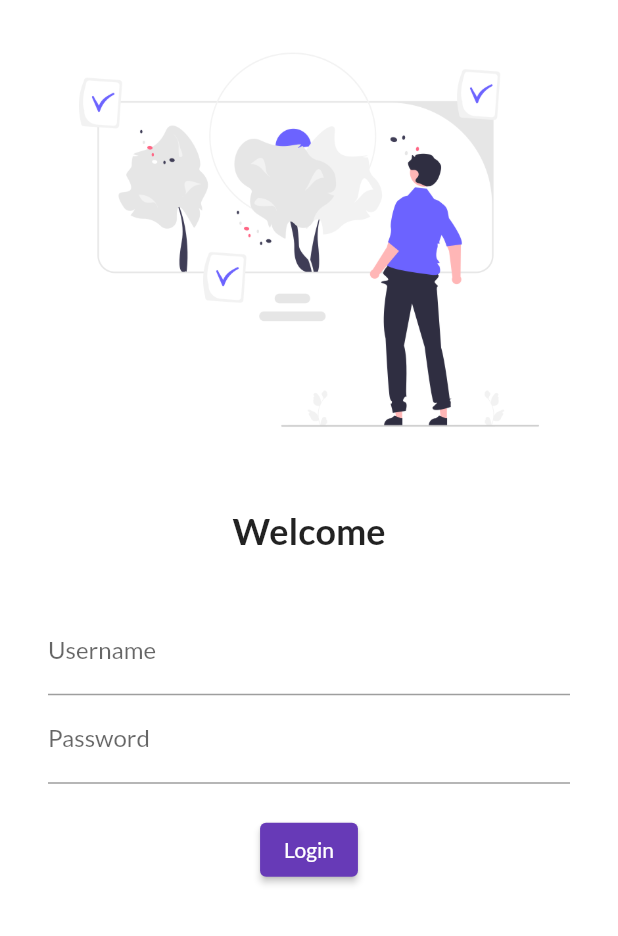
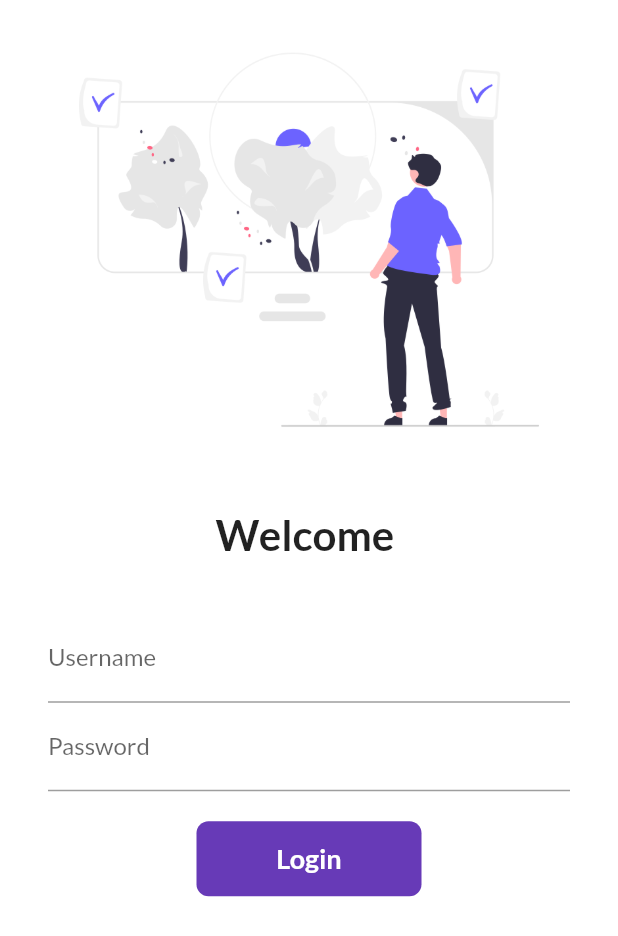
Before and after one commit to NeerajSinghNk/30-Days-of-flutter, a Flutter app: the screen it shows after launch, on a phone screen of 412 x 824 dp. Shown: the top 936 px of the screen. Run offline on Flutter 3.47's test engine with Material 2 defaults, Android fonts, the phone set to English and light mode, and no system bars; our stand-ins replace google_fonts.

Commit message:
Day 5 completed

```diff
--- a/lib/main.dart
+++ b/lib/main.dart
@@ -1,5 +1,6 @@
 import 'package:flutter/material.dart';
 import 'package:flutter_catalog/pages/login_page.dart';
+import 'package:flutter_catalog/utils/routes.dart';
 import 'pages/home_page.dart';
 import 'package:google_fonts/google_fonts.dart';
 
@@ -19,8 +20,8 @@ class MyApp extends StatelessWidget {
       // initialRoute: "/home",
       routes: {
         "/": (context) => LoginPage(),
-        "/home": (context) => HomePage(),
-        "/login": (context) => LoginPage(),
+        MyRoutes.homeRoutes: (context) => HomePage(),
+        MyRoutes.loginRoutes: (context) => LoginPage(),
       },
     );
   }
--- a/lib/pages/login_page.dart
+++ b/lib/pages/login_page.dart
@@ -1,10 +1,22 @@
+// ignore_for_file: prefer_const_constructors
+
 import 'package:flutter/material.dart';
 
-class LoginPage extends StatelessWidget {
+import '../utils/routes.dart';
+
+class LoginPage extends StatefulWidget {
+  @override
+  State<LoginPage> createState() => _LoginPageState();
+}
+
+class _LoginPageState extends State<LoginPage> {
+  String name = "";
+  bool changeButton = false;
   @override
   Widget build(BuildContext context) {
     return Material(
       color: Colors.white,
+      child: SingleChildScrollView(
         child: Column(
           children: [
             Image.asset(
@@ -15,9 +27,9 @@ class LoginPage extends StatelessWidget {
               height: 20.0,
             ),
             Text(
-            "Welcome",
+              "Welcome $name",
               style: TextStyle(
-              fontSize: 24.0,
+                fontSize: 28.0,
                 fontWeight: FontWeight.bold,
               ),
             ),
@@ -34,6 +46,10 @@ class LoginPage extends StatelessWidget {
                       hintText: "Enter username",
                       labelText: "Username",
                     ),
+                    onChanged: (value) {
+                      name = value;
+                      setState(() {});
+                    },
                   ),
                   TextFormField(
                     obscureText: true,
@@ -43,16 +59,52 @@ class LoginPage extends StatelessWidget {
                     ),
                   ),
                   SizedBox(height: 20.0),
-                ElevatedButton(
-                  child: Text("Login"),
-                  style: TextButton.styleFrom(),
-                  onPressed: () {},
+
+                  InkWell(
+                    onTap: () async {
+                      setState(() {
+                        changeButton = true;
+                      });
+                      await Future.delayed(Duration(seconds: 1));
+                      Navigator.pushNamed(context, MyRoutes.homeRoutes);
+                    },
+                    child: AnimatedContainer(
+                      duration: Duration(seconds: 1),
+                      width: changeButton ? 50 : 150,
+                      height: 50,
+                      alignment: Alignment.center,
+                      child: changeButton
+                          ? Icon(Icons.done, color: Colors.white)
+                          : Text(
+                              "Login",
+                              style: TextStyle(
+                                fontSize: 18,
+                                fontWeight: FontWeight.bold,
+                                color: Colors.white,
                               ),
+                            ),
+                      decoration: BoxDecoration(
+                        color: Colors.deepPurple,
+                        // shape:
+                        //     changeButton ? BoxShape.circle : BoxShape.rectangle,
+                        borderRadius:
+                            BorderRadius.circular(changeButton ? 50 : 8),
+                      ),
+                    ),
+                  ),
+                  // ElevatedButton(
+                  //   child: Text("Login"),
+                  //   style: TextButton.styleFrom(minimumSize: Size(120, 40)),
+                  //   onPressed: () {
+                  //     Navigator.pushNamed(context, MyRoutes.homeRoutes);
+                  //   },
+                  // ),
                 ],
               ),
             ),
           ],
         ),
+      ),
     );
   }
 }
--- /dev/null
+++ b/lib/utils/routes.dart
@@ -0,0 +1,5 @@
+class MyRoutes {
+  static String loginRoutes = "/login";
+  static String homeRoutes = "/home";
+  static String logoutRoutes = "/logout";
+}
```
Also changed, not shown: 1 other file. Lines whose indentation alone changed are shown as unchanged.
